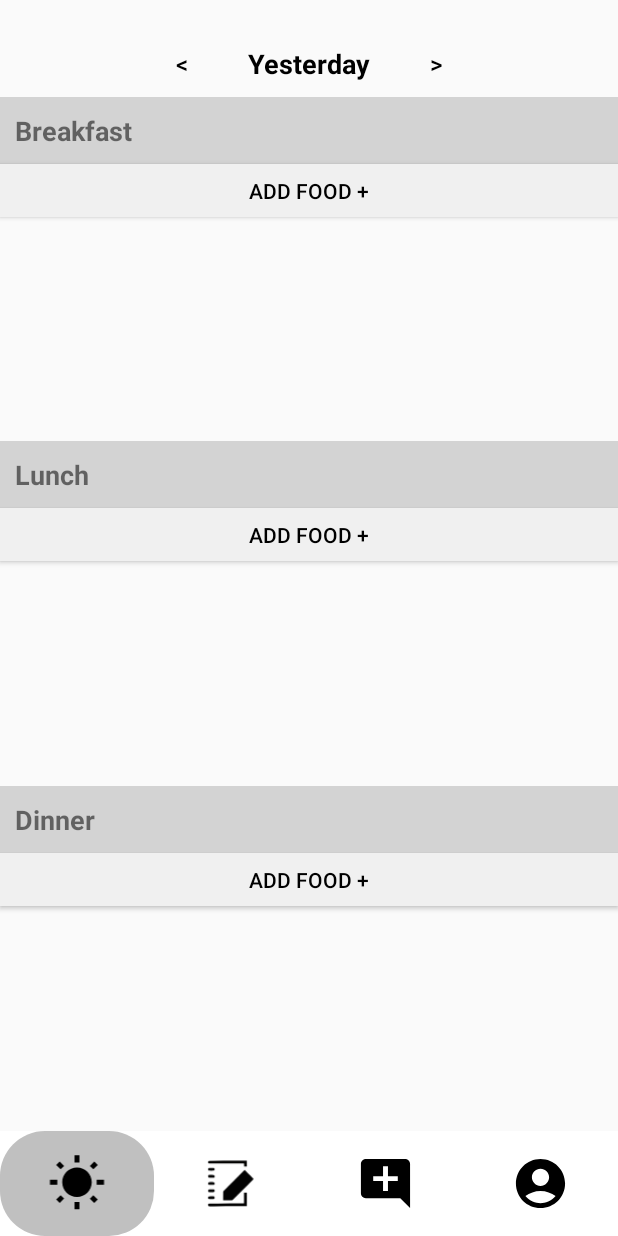
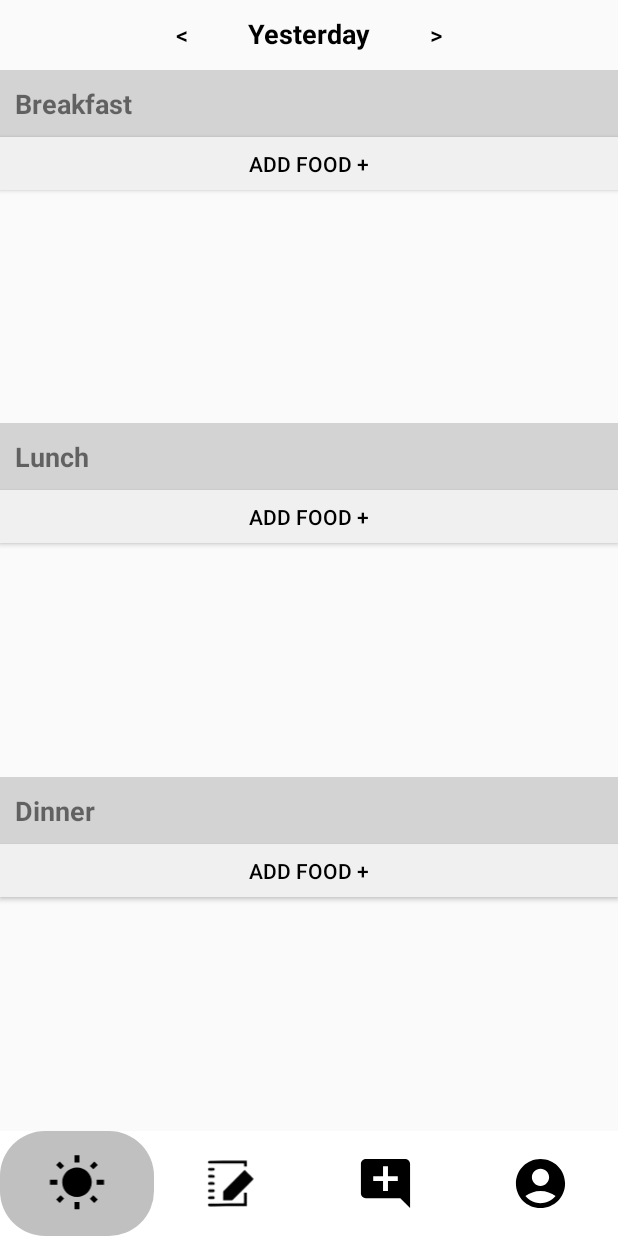
Before and after one commit to Dreaght/FoodVision, an Android app built with Jetpack Compose: the DiaryFragment screen opened directly, with no data from a screen before it, after a tap on an icon or button, on a phone screen of 412 x 824 dp. Run offline under Robolectric (Android 15) with nearby library versions, the phone set to English and light mode, and no system bars; our stand-ins replace Room's generated code; Roboto replaces fonts that are not available here.

Commit message:
day switcher fix not touchable

```diff
--- a/app/src/main/java/com/intake/intakevisor/ui/main/diary/DiaryFragment.kt
+++ b/app/src/main/java/com/intake/intakevisor/ui/main/diary/DiaryFragment.kt
@@ -8,6 +8,10 @@ import android.util.Log
 import android.view.LayoutInflater
 import android.view.View
 import android.view.ViewGroup
+import androidx.constraintlayout.widget.ConstraintLayout
+import androidx.core.view.ViewCompat
+import androidx.core.view.WindowInsetsCompat
+import androidx.core.view.updateLayoutParams
 import androidx.fragment.app.Fragment
 import androidx.recyclerview.widget.LinearLayoutManager
 import androidx.recyclerview.widget.RecyclerView
@@ -25,7 +29,6 @@ import kotlinx.coroutines.CoroutineScope
 import kotlinx.coroutines.Dispatchers
 import kotlinx.coroutines.Job
 import kotlinx.coroutines.launch
-import kotlinx.coroutines.runBlocking
 import kotlinx.coroutines.withContext
 import java.text.SimpleDateFormat
 import java.util.ArrayList
@@ -72,6 +75,20 @@ class DiaryFragment : Fragment() {
     }
 
     private fun setupUI() {
+        ViewCompat.setOnApplyWindowInsetsListener(binding.daySwitcher) { view, insets ->
+            val statusBarHeight = insets.getInsets(WindowInsetsCompat.Type.statusBars()).top
+            val cameraCutout = insets.displayCutout?.safeInsetTop ?: 0
+
+            // Set margin to max(status bar height, cutout height, default 20dp)
+            val marginTop = maxOf(statusBarHeight, cameraCutout, dpToPx(20))
+
+            view.updateLayoutParams<ConstraintLayout.LayoutParams> {
+                topMargin = marginTop
+            }
+
+            insets
+        }
+
         updateCurrentDayLabel()
 
         binding.previousDay.setOnClickListener {
@@ -113,6 +130,11 @@ class DiaryFragment : Fragment() {
         refreshFoodData()
     }
 
+    private fun dpToPx(dp: Int): Int {
+        val density = resources.displayMetrics.density
+        return (dp * density).toInt()
+    }
+
     private fun updateCurrentDayLabel() {
         val today = Calendar.getInstance()
         val yesterday = Calendar.getInstance().apply { add(Calendar.DAY_OF_MONTH, -1) }
@@ -131,36 +153,32 @@ class DiaryFragment : Fragment() {
 
     private fun changeDay(offset: Int) {
         val today = Calendar.getInstance()
-        val cutoffDate = Calendar.getInstance().apply { add(Calendar.DAY_OF_YEAR, -3) }
         val targetDay = (currentDay.clone() as Calendar).apply { add(Calendar.DAY_OF_MONTH, offset) }
 
-        // Prevent navigating to future dates
         if (targetDay.after(today)) {
-            return
+            return // Prevent future navigation
         }
 
-        val allowNavigation = runBlocking {
-            if (targetDay.before(cutoffDate)) {
-                for (i in 0 until 3) {
-                    val dayToCheck = (targetDay.clone() as Calendar).apply { add(Calendar.DAY_OF_MONTH, i + 1) }
-                    val formattedDate = dateFormatter.format(dayToCheck.time)
-                    if (localDiaryDatabase.hasDataForDate(formattedDate)) {
-                        return@runBlocking true
-                    }
+        currentJob?.cancel() // Cancel any ongoing jobs
+
+        currentJob = CoroutineScope(Dispatchers.IO).launch {
+            val allowNavigation = if (targetDay.before(Calendar.getInstance().apply { add(Calendar.DAY_OF_YEAR, -3) })) {
+                // Check for historical data
+                (0..2).any { historyOffset ->
+                    val dayToCheck = (targetDay.clone() as Calendar).apply { add(Calendar.DAY_OF_MONTH, historyOffset + 1) }
+                    localDiaryDatabase.hasDataForDate(dateFormatter.format(dayToCheck.time))
                 }
-                return@runBlocking false
+            } else true
+
+            withContext(Dispatchers.Main) {
+                if (!allowNavigation) {
+                    return@withContext
+                }
+                currentDay.time = targetDay.time
+                updateCurrentDayLabel()
+                refreshFoodData()
             }
-            true
         }
-
-        if (!allowNavigation) {
-            return
-        }
-
-        // Update the current day and refresh the UI
-        currentDay.time = targetDay.time
-        updateCurrentDayLabel()
-        refreshFoodData()
     }
 
     private fun refreshFoodData() {
@@ -251,6 +269,8 @@ class DiaryFragment : Fragment() {
         sessionFoodFragments.put(uniqueSessionId, mutableListOf())
 
         startActivity(intent)
+
+        mainActivity.finish()
     }
 
     private fun handleFoodFragments() {
--- a/app/src/main/res/layout/diary_fragment.xml
+++ b/app/src/main/res/layout/diary_fragment.xml
@@ -5,14 +5,21 @@
     xmlns:tools="http://schemas.android.com/tools"
     android:layout_width="match_parent"
     android:layout_height="match_parent"
-    tools:context=".DiaryActivity">
+    tools:context=".ui.main.MainActivity">
 
-    <!-- Fixed current day section -->
+    <androidx.constraintlayout.widget.ConstraintLayout
+        android:id="@+id/day_switcher"
+        android:layout_width="wrap_content"
+        android:layout_height="wrap_content"
+        app:layout_constraintStart_toStartOf="parent"
+        app:layout_constraintEnd_toEndOf="parent"
+        app:layout_constraintTop_toTopOf="parent">
+
         <TextView
             android:id="@+id/currentDay"
             android:layout_width="wrap_content"
             android:layout_height="wrap_content"
-        android:layout_marginTop="30dp"
+            android:layout_marginTop="10dp"
             app:layout_constraintTop_toTopOf="parent"
             app:layout_constraintStart_toStartOf="parent"
             app:layout_constraintEnd_toEndOf="parent"
@@ -44,6 +51,7 @@
             android:text="@string/next_day_label"
             android:textSize="16sp"
             android:textColor="#000000" />
+    </androidx.constraintlayout.widget.ConstraintLayout>
 
     <!-- Meals Section -->
     <LinearLayout
@@ -51,8 +59,7 @@
         android:layout_width="match_parent"
         android:layout_height="0dp"
         android:orientation="vertical"
-        android:layout_marginTop="10dp"
-        app:layout_constraintTop_toBottomOf="@id/currentDay"
+        app:layout_constraintTop_toBottomOf="@id/day_switcher"
         app:layout_constraintStart_toStartOf="parent"
         app:layout_constraintEnd_toEndOf="parent"
         app:layout_constraintBottom_toBottomOf="parent">
```
Also changed, not shown: app/src/main/java/com/intake/intakevisor/CameraActivity.kt (+6 -4 lines), app/src/main/java/com/intake/intakevisor/ui/main/diary/FoodItemAdapter.kt (+6 -7 lines). Lines whose indentation alone changed are shown as unchanged.
